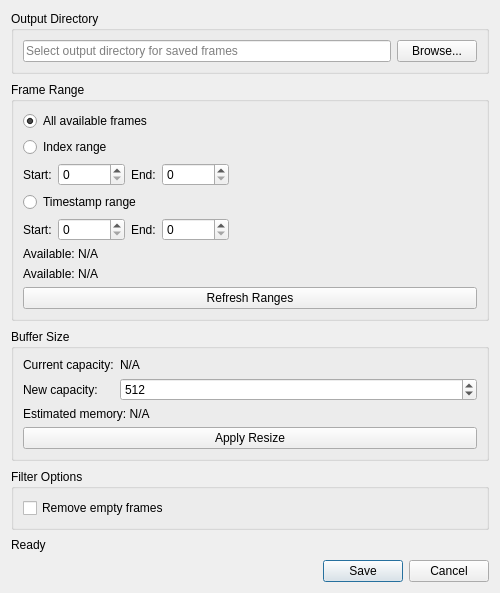
Before: the Qt Designer form resources/ui/BufferSaveDialog.ui in KPT1020/mib-studio-qt, drawn with Qt 5.
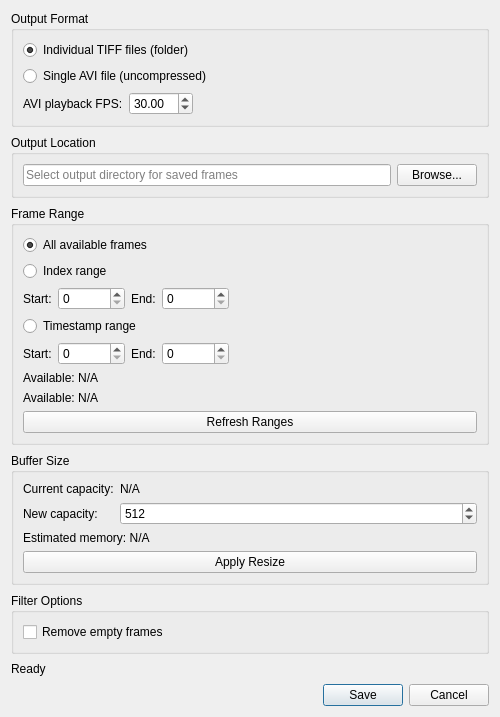
After: the same form once the commit is applied.

Commit message: feat(buffer,masks): save buffer as AVI and accept AVI for mask regen

Diff of the .ui file:
```diff
--- a/resources/ui/BufferSaveDialog.ui
+++ b/resources/ui/BufferSaveDialog.ui
@@ -20,10 +20,76 @@
    <property name="spacing">
     <number>8</number>
    </property>
+   <item>
+    <widget class="QGroupBox" name="formatGroup">
+     <property name="title">
+      <string>Output Format</string>
+     </property>
+     <layout class="QVBoxLayout" name="formatLayout">
+      <item>
+       <widget class="QRadioButton" name="tiffFormatRadio">
+        <property name="text">
+         <string>Individual TIFF files (folder)</string>
+        </property>
+        <property name="checked">
+         <bool>true</bool>
+        </property>
+       </widget>
+      </item>
+      <item>
+       <widget class="QRadioButton" name="aviFormatRadio">
+        <property name="text">
+         <string>Single AVI file (uncompressed)</string>
+        </property>
+       </widget>
+      </item>
+      <item>
+       <layout class="QHBoxLayout" name="fpsRowLayout">
+        <item>
+         <widget class="QLabel" name="fpsLabel">
+          <property name="text">
+           <string>AVI playback FPS:</string>
+          </property>
+         </widget>
+        </item>
+        <item>
+         <widget class="QDoubleSpinBox" name="fpsSpin">
+          <property name="minimum">
+           <double>1.000000000000000</double>
+          </property>
+          <property name="maximum">
+           <double>240.000000000000000</double>
+          </property>
+          <property name="decimals">
+           <number>2</number>
+          </property>
+          <property name="value">
+           <double>30.000000000000000</double>
+          </property>
+         </widget>
+        </item>
+        <item>
+         <spacer name="fpsSpacer">
+          <property name="orientation">
+           <enum>Qt::Horizontal</enum>
+          </property>
+          <property name="sizeHint" stdset="0">
+           <size>
+            <width>40</width>
+            <height>20</height>
+           </size>
+          </property>
+         </spacer>
+        </item>
+       </layout>
+      </item>
+     </layout>
+    </widget>
+   </item>
    <item>
     <widget class="QGroupBox" name="dirGroup">
      <property name="title">
-      <string>Output Directory</string>
+      <string>Output Location</string>
      </property>
      <layout class="QVBoxLayout" name="dirLayout">
       <item>
```
The commit also changes 16 other files.
